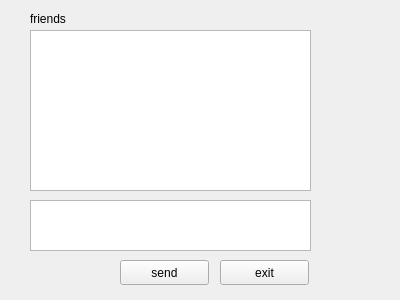
snowroll/Wechat-Lab, file wechat-client/chat.ui: the form before one commit.
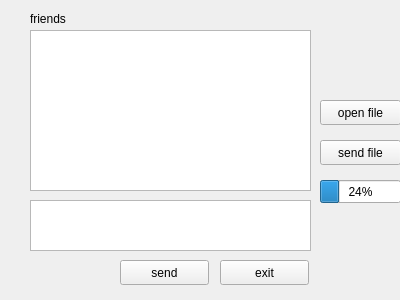
The form after the commit.

Commit message: server can send file

Diff of the .ui file:
```diff
--- a/wechat-client/chat.ui
+++ b/wechat-client/chat.ui
@@ -72,6 +72,45 @@
     <string>friends</string>
    </property>
   </widget>
+  <widget class="QPushButton" name="send_file_btn">
+   <property name="geometry">
+    <rect>
+     <x>320</x>
+     <y>140</y>
+     <width>81</width>
+     <height>25</height>
+    </rect>
+   </property>
+   <property name="text">
+    <string>send file</string>
+   </property>
+  </widget>
+  <widget class="QPushButton" name="open_file_btn">
+   <property name="geometry">
+    <rect>
+     <x>320</x>
+     <y>100</y>
+     <width>81</width>
+     <height>25</height>
+    </rect>
+   </property>
+   <property name="text">
+    <string>open file</string>
+   </property>
+  </widget>
+  <widget class="QProgressBar" name="progress_bar">
+   <property name="geometry">
+    <rect>
+     <x>320</x>
+     <y>180</y>
+     <width>81</width>
+     <height>23</height>
+    </rect>
+   </property>
+   <property name="value">
+    <number>24</number>
+   </property>
+  </widget>
  </widget>
  <resources/>
  <connections/>
```
The commit also changes 20 other files.
